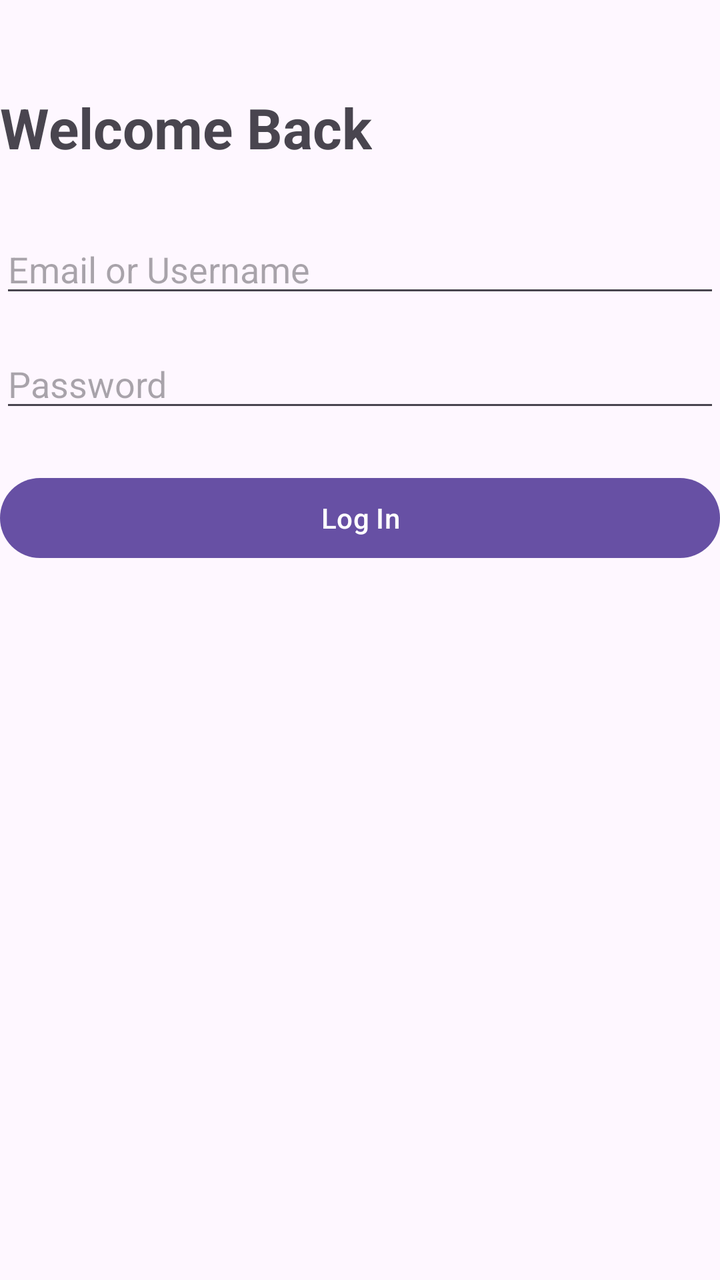
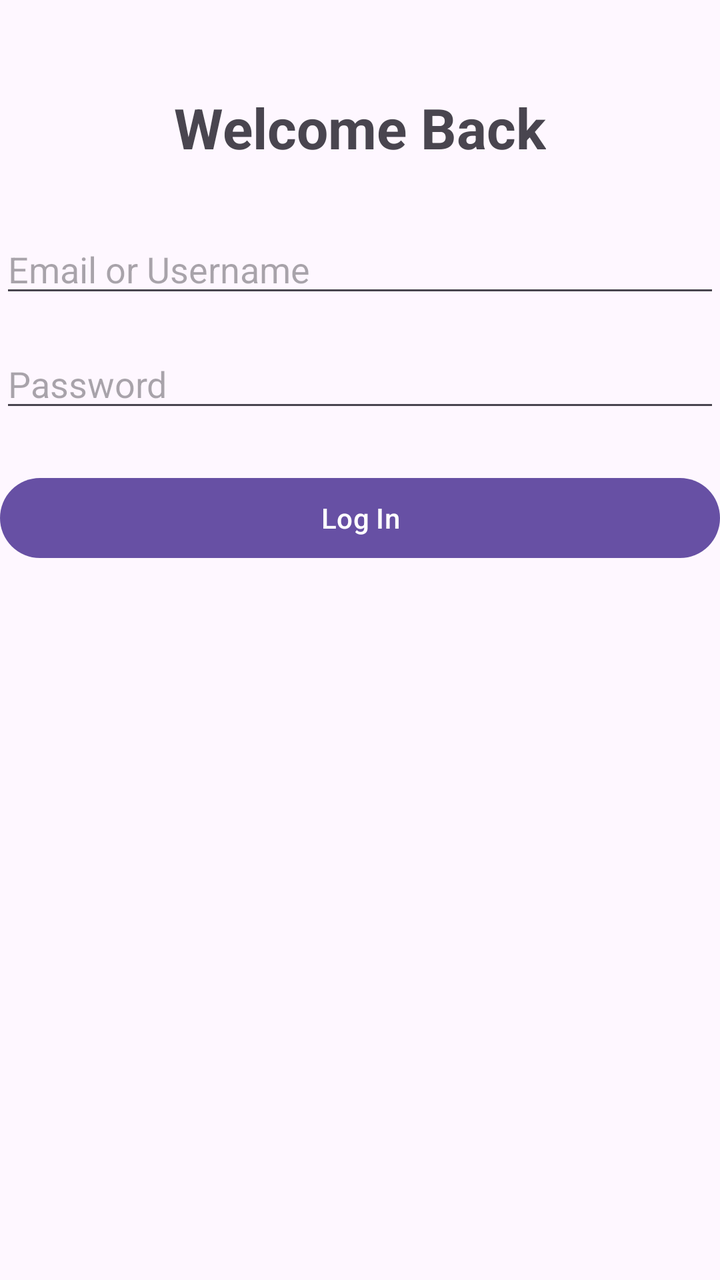

Two renders of the same Android screen: before a commit and after it. Below are the layout's source before the change and the commit's diff.
<!-- AndroidManifest.xml: application theme Theme.Practical3_GitHub -->
<!-- res/layout/activity_main.xml -->
<?xml version="1.0" encoding="utf-8"?>
<LinearLayout xmlns:android="http://schemas.android.com/apk/res/android"
    xmlns:app="http://schemas.android.com/apk/res-auto"
    xmlns:tools="http://schemas.android.com/tools"
    android:id="@+id/main"
    android:layout_width="match_parent"
    android:layout_height="match_parent"
    android:orientation="vertical"
    android:layout_margin="20dp"
    tools:context=".MainActivity">

    <TextView
        android:layout_width="wrap_content"
        android:layout_height="wrap_content"
        android:text="Welcome Back"
        android:textSize="28sp"
        android:textStyle="bold"
        android:layout_marginBottom="30dp"
        android:layout_marginTop="45dp"/>

    <EditText
        android:id="@+id/usernameInput"
        android:layout_width="match_parent"
        android:layout_height="wrap_content"
        android:hint="Email or Username"
        android:inputType="textEmailAddress"
        android:layout_marginBottom="16dp" />

    <EditText
        android:id="@+id/passwordInput"
        android:layout_width="match_parent"
        android:layout_height="wrap_content"
        android:hint="Password"
        android:inputType="textPassword"
        android:layout_marginBottom="24dp" />

    <Button
        android:id="@+id/loginButton"
        android:layout_width="match_parent"
        android:layout_height="wrap_content"
        android:text="Log In" />

</LinearLayout>
<!-- resources referenced by this layout -->
<resources>
  <style name="Theme.Practical3_GitHub" parent="Base.Theme.Practical3_GitHub" />
  <style name="Base.Theme.Practical3_GitHub" parent="Theme.Material3.DayNight.NoActionBar">
          
          
      </style>
</resources>

<!-- the commit's change to res/layout/activity_main.xml (unified diff, before → after) -->
@@ -15,6 +15,7 @@
         android:text="Welcome Back"
         android:textSize="28sp"
         android:textStyle="bold"
+        android:layout_gravity="center_horizontal"
         android:layout_marginBottom="30dp"
         android:layout_marginTop="45dp"/>
 
